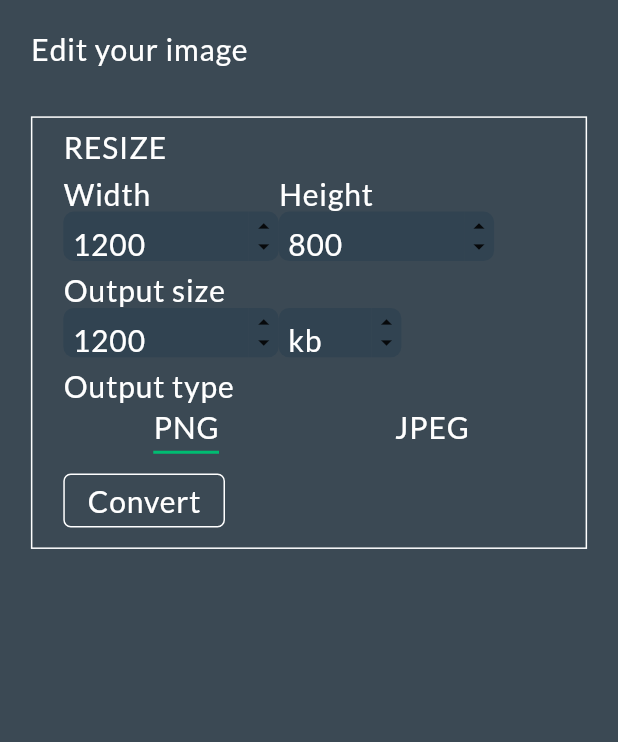
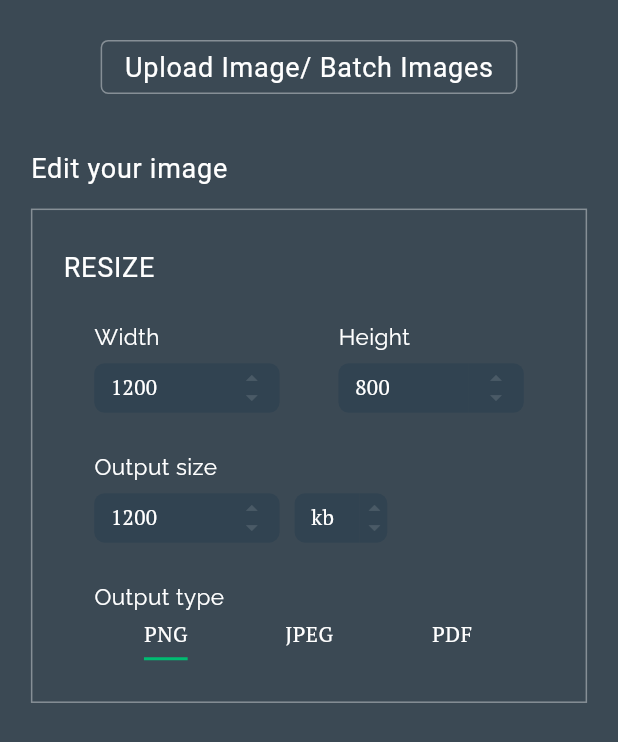
Before and after one commit to syedecryptr/image_resizer, a Flutter app: the screen it shows after launch, on a phone screen of 412 x 824 dp. Shown: the top 742 px of the screen. Run offline on Flutter 3.47's test engine with Material 2 defaults, Android fonts, the light colour scheme and no system bars; our stand-ins replace flutter_native_image, google_fonts; missing offline and left inert: downloads_path_provider, filesize, multi_image_picker.

Commit message:
Ui improvements, setting grounds for multi image picker.

```diff
--- a/lib/main.dart
+++ b/lib/main.dart
@@ -1,6 +1,6 @@
 import 'package:image_resizer/debug/file_analysis.dart';
 import 'package:flutter/material.dart';
-import 'package:image_resizer/views/resizer_screen/resizer_screen.dart';
+import 'package:image_resizer/views/home_page.dart';
 
 void main() {
   runApp(MyApp());
@@ -12,7 +12,7 @@ class MyApp extends StatelessWidget {
   Widget build(BuildContext context) {
     return MaterialApp(
       title: 'app resizer',
-      home: ResizerView(),
+      home: HomePage(),
     );
   }
 }
--- a/lib/views/home_page.dart
+++ b/lib/views/home_page.dart
@@ -1,21 +1,35 @@
 import 'package:flutter/material.dart';
+import 'package:image_resizer/views/image_uploader.dart';
+import 'package:image_resizer/views/resizer_screen/resize_box_widget.dart';
+import 'package:image_resizer/views/theme/colors.dart';
+import 'package:image_resizer/views/theme/text_format.dart';
+
+import 'package:image_resizer/views/theme/size_config.dart';
 
 
 class HomePage extends StatelessWidget {
   @override
   Widget build(BuildContext context) {
+    // initialise the size_config for responsive.
+    SizeConfig().init(context);
+
+    var padding = SizeConfig.blockSizeHorizontal * 5;
     return Scaffold(
-      appBar: AppBar(
-          title: Text("App Resizer"),
-      ),
-      body: Column(
-        children: [
-          SizedBox(height: 20,),
-          Container(
-            alignment: Alignment.center,
-            child: Text("Hello world"),
+      backgroundColor: ThemeColors.grey_main,
+      body: SafeArea(
+        child: Padding(
+          padding: EdgeInsets.all(padding),
+          child: Column(
+            crossAxisAlignment: CrossAxisAlignment.start,
+            children: [
+              Center(child: ImageUploader()),
+              SizedBox(height: SizeConfig.blockSizeVertical*4,),
+              Text("Edit your image", style: styles.secondary_title,),
+              SizedBox(height: SizeConfig.blockSizeVertical*2,),
+              Center(child: ResizeBoxWidget())
+            ],
           ),
-        ],
+        ),
       ),
     );
   }
--- /dev/null
+++ b/lib/views/image_uploader.dart
@@ -0,0 +1,32 @@
+import 'package:flutter/material.dart';
+import 'package:image_resizer/views/theme/text_format.dart';
+import 'package:image_resizer/views/theme/colors.dart';
+import 'package:multi_image_picker/multi_image_picker.dart';
+
+class ImageUploader extends StatelessWidget {
+
+  @override
+  Widget build(BuildContext context) {
+    return Container(
+        child: Button(button_val: "Upload Image/ Batch Images"),
+    );
+  }
+}
+
+
+class Button extends StatelessWidget {
+  var button_val;
+
+  Button({this.button_val});
+
+  @override
+  Widget build(BuildContext context) {
+    return MaterialButton(
+      shape: new RoundedRectangleBorder(
+          borderRadius: new BorderRadius.circular(5.0),
+          side: BorderSide(color: ThemeColors.white_dull)),
+      onPressed: (){},
+      child: Text(button_val, style: styles.secondary_title),
+    );
+  }
+}
--- a/lib/views/resizer_screen/resize_box_widget.dart
+++ b/lib/views/resizer_screen/resize_box_widget.dart
@@ -1,12 +1,13 @@
 import 'package:flutter/cupertino.dart';
 import 'package:flutter/material.dart';
+import 'package:flutter/painting.dart';
 import 'package:image_resizer/views/theme/colors.dart';
 import 'package:image_resizer/views/theme/size_config.dart';
 import 'package:image_resizer/views/theme/text_format.dart';
 
 class ResizeBoxWidget extends StatelessWidget {
   var width = SizeConfig.blockSizeHorizontal * 90;
-  var height = SizeConfig.blockSizeVertical * 35;
+  var height = SizeConfig.blockSizeVertical * 40;
   var padding = SizeConfig.blockSizeHorizontal * 5;
   var shape_box_width = SizeConfig.blockSizeHorizontal * 30;
   var shape_box_height = SizeConfig.blockSizeVertical * 4;
@@ -26,101 +27,132 @@ class ResizeBoxWidget extends StatelessWidget {
         decoration: BoxDecoration(
           // TODO: create new color dull white.
           color: ThemeColors.grey_main,
-            border: Border.all(color: ThemeColors.white_main),
+          border: Border.all(color: ThemeColors.white_dull),
         ),
         child: Padding(
-          padding: EdgeInsets.symmetric(horizontal:padding),
+          padding: EdgeInsets.symmetric(horizontal: padding),
           child: Column(
               crossAxisAlignment: CrossAxisAlignment.start,
               mainAxisAlignment: MainAxisAlignment.spaceEvenly,
               children: [
-              Text("RESIZE", style: styles.style_1),
+                Text("RESIZE", style: styles.secondary_title),
                 //resize options width and height
-              Row(
+                Padding(
+                  padding: EdgeInsets.symmetric(horizontal: padding),
+                  child: Row(
+                    mainAxisAlignment: MainAxisAlignment.spaceBetween,
                     children: [
                       Column(
                         crossAxisAlignment: CrossAxisAlignment.start,
                         children: [
-                      Text("Width", style: styles.style_1),
-                      InputField(default_val: "1200",height: shape_box_height, width: shape_box_width)
+                          Text("Width", style: styles.parameters_headings),
+                          SizedBox(height: SizeConfig.blockSizeVertical),
+                          InputField(
+                              default_val: "1200",
+                              height: shape_box_height,
+                              width: shape_box_width)
                         ],
                       ),
                       Column(
                         crossAxisAlignment: CrossAxisAlignment.start,
                         children: [
-                      Text("Height", style: styles.style_1),
-                      InputField(default_val: "800", height: shape_box_height, width: shape_box_width)
+                          Text("Height", style: styles.parameters_headings),
+                          SizedBox(height: SizeConfig.blockSizeVertical),
+                          InputField(
+                              default_val: "800",
+                              height: shape_box_height,
+                              width: shape_box_width)
                         ],
                       )
                     ],
                   ),
+                ),
                 // output size column
-              Column(
+                Padding(
+                  padding: EdgeInsets.symmetric(horizontal: padding),
+                  child: Column(
                     crossAxisAlignment: CrossAxisAlignment.start,
-
                     children: [
-                  Text("Output size", style: styles.style_1),
+                      Text("Output size", style: styles.parameters_headings),
+                      SizedBox(height: SizeConfig.blockSizeVertical),
                       // output size options size and kb/mb
                       Row(
                         children: [
                           Column(
                             crossAxisAlignment: CrossAxisAlignment.start,
                             children: [
-                          InputField(default_val: "1200", height: size_number_height, width: size_number_width)
+                              InputField(
+                                  default_val: "1200",
+                                  height: size_number_height,
+                                  width: size_number_width)
                             ],
+                          ),
+                          SizedBox(
+                            width: 10,
                           ),
                           Column(
                             crossAxisAlignment: CrossAxisAlignment.start,
                             children: [
-                          InputField(default_val: "kb", height: size_type_heigth, width: size_type_width)
+                              InputField(
+                                  default_val: "kb",
+                                  height: size_type_heigth,
+                                  width: size_type_width)
                             ],
                           )
                         ],
                       ),
                     ],
                   ),
+                ),
                 // output type column
-              Column(
+                Padding(
+                  padding: EdgeInsets.symmetric(horizontal: padding),
+                  child: Column(
                     crossAxisAlignment: CrossAxisAlignment.start,
                     children: [
-                  Text("Output type", style: styles.style_1),
+                      Text("Output type", style: styles.parameters_headings),
                       // output size options size and kb/mb
                       DefaultTabController(
-                      length: 2, // length of tabs
+                        length: 3, // length of tabs
                         initialIndex: 0,
-                      child: Column(crossAxisAlignment: CrossAxisAlignment.stretch, children: <Widget>[
+                        child: Column(
+                          crossAxisAlignment: CrossAxisAlignment.stretch,
+                          children: <Widget>[
                             Container(
                               child: TabBar(
                                 indicatorSize: TabBarIndicatorSize.label,
                                 indicatorColor: ThemeColors.green_main,
                                 // indicator:BoxDecoration(color: ThemeColors.dark_grey),
                                 tabs: [
-                            Tab(child: Text('PNG', style: styles.style_1,)),
-                            Tab(child: Text('JPEG', style: styles.style_1,)),
-
+                                  Tab(
+                                      child: Text(
+                                    'PNG',
+                                    style: styles.place_holder,
+                                  )),
+                                  Tab(
+                                      child: Text(
+                                    'JPEG',
+                                    style: styles.place_holder,
+                                  )),
+                                  Tab(
+                                      child: Text(
+                                    'PDF',
+                                    style: styles.place_holder,
+                                  )),
                                 ],
                               ),
                               height: shape_box_height,
                             )
-
                           ],
                         ),
                       ),
                     ],
                   ),
-              MaterialButton(
-                // TODO change it to dull white
-                shape: new RoundedRectangleBorder(borderRadius: new BorderRadius.circular(5.0), side: BorderSide(color:ThemeColors.white_main) ),
-                onPressed: () {},
-                child: Text('Convert', style: styles.style_1),
                 ),
-          ]
-          ),
-        )
-      );
+              ]),
+        ));
   }
 }
-
 
 class InputField extends StatelessWidget {
   InputField({this.default_val, this.height, this.width});
@@ -136,39 +168,66 @@ class InputField extends StatelessWidget {
           decoration: BoxDecoration(
             color: ThemeColors.dark_grey,
             border: Border.all(color: Colors.transparent),
-              borderRadius: BorderRadius.only(topLeft: Radius.circular(border_radius), bottomLeft: Radius.circular(border_radius)),
+            borderRadius: BorderRadius.only(
+                topLeft: Radius.circular(border_radius),
+                bottomLeft: Radius.circular(border_radius)),
           ),
           height: height,
-          width: width,
+          width: width * 0.7,
           child: TextField(
             cursorColor: ThemeColors.green_main,
-            style: styles.style_1,
-            keyboardType: TextInputType.number,
-
+            style: styles.place_holder,
             decoration: InputDecoration(
-              contentPadding: EdgeInsets.fromLTRB(5, 0, 0, 7),
+                isDense: true,
                 border: InputBorder.none,
                 hintText: default_val,
-              hintStyle: styles.style_1,
-
-            ),
+                hintStyle: styles.place_holder,
+                contentPadding: EdgeInsets.fromLTRB(10, 5, 0, 0)),
           ),
         ),
         Container(
           decoration: BoxDecoration(
             color: ThemeColors.dark_grey,
             border: Border.all(color: Colors.transparent),
-            borderRadius: BorderRadius.only(topRight: Radius.circular(border_radius), bottomRight: Radius.circular(border_radius)),
+            borderRadius: BorderRadius.only(
+                topRight: Radius.circular(border_radius),
+                bottomRight: Radius.circular(border_radius)),
           ),
           height: height,
+          width: width * 0.3,
           child: Stack(
             children: [
-              Align(alignment:Alignment.topCenter, child: Icon(Icons.arrow_drop_up_sharp, size: 18,)),
-              Align(alignment:Alignment.bottomCenter, child: Icon(Icons.arrow_drop_down_sharp, size: 18,)),
+              Align(
+                  alignment: Alignment.topCenter,
+                  child: Icon(
+                    Icons.arrow_drop_up_sharp,
+                    size: 18,
+                    color: Colors.white12,
+                  )),
+              Align(
+                  alignment: Alignment.bottomCenter,
+                  child: Icon(
+                    Icons.arrow_drop_down_sharp,
+                    size: 18,
+                    color: Colors.white12,
+                  )),
             ],
           ),
-        )
+        ),
       ],
     );
   }
 }
+
+class Button extends StatelessWidget {
+  var button_val;
+  Button({this.button_val});
+  @override
+  Widget build(BuildContext context) {
+    return MaterialButton(
+      shape: new RoundedRectangleBorder(borderRadius: new BorderRadius.circular(5.0), side: BorderSide(color:ThemeColors.white_dull) ),
+      onPressed: () {},
+      child: Text(button_val, style: styles.secondary_title),
+    );
+  }
+}
--- a/lib/views/resizer_screen/resizer_screen.dart
+++ /dev/null
@@ -1,37 +0,0 @@
-import 'package:flutter/material.dart';
-import 'package:image_resizer/views/resizer_screen/resize_box_widget.dart';
-import 'package:image_resizer/views/theme/colors.dart';
-import 'package:image_resizer/views/theme/text_format.dart';
-import 'package:image_resizer/views/theme/size_config.dart';
-
-
-class ResizerView extends StatefulWidget {
-  @override
-  _ResizerViewState createState() => _ResizerViewState();
-}
-
-class _ResizerViewState extends State<ResizerView> {
-  @override
-  Widget build(BuildContext context) {
-    // initialise the size_config for responsive.
-    SizeConfig().init(context);
-
-    var padding = SizeConfig.blockSizeHorizontal * 5;
-    return Scaffold(
-      backgroundColor: ThemeColors.grey_main,
-      body: SafeArea(
-        child: Padding(
-          padding: EdgeInsets.all(padding),
-          child: Column(
-            crossAxisAlignment: CrossAxisAlignment.start,
-            children: [
-              Text("Edit your image", style: styles.style_1,),
-              SizedBox(height: SizeConfig.blockSizeVertical*4,),
-              Center(child: ResizeBoxWidget())
-            ],
-          ),
-        ),
-      ),
-    );
-  }
-}
--- a/lib/views/theme/colors.dart
+++ b/lib/views/theme/colors.dart
@@ -1,9 +1,11 @@
 import 'dart:ui';
 
+import 'package:flutter/material.dart';
+
 class ThemeColors{
-  static const grey_main = const Color(0xff3b4954);
-  static const dark_grey = const Color(0xff314351);
-  static const green_main = const Color(0xff00bc72);
-  static const white_main = const Color(0xffffffff);
-
+  static var grey_main =  Color(0xff3b4954);
+  static var dark_grey =  Color(0xff314351);
+  static var green_main =  Color(0xff00bc72);
+  static var white_main =  Color(0xffffffff);
+  static var white_dull =  Colors.white38;
 }
--- a/lib/views/theme/text_format.dart
+++ b/lib/views/theme/text_format.dart
@@ -6,5 +6,8 @@ import 'package:google_fonts/google_fonts.dart';
 class styles{
 
   // style 1
-  static final style_1 = GoogleFonts.lato(color: ThemeColors.white_main, fontSize: 20 ,fontWeight: FontWeight.w400, letterSpacing: 0.6);
+  static final parameters_headings = GoogleFonts.raleway(color: ThemeColors.white_main, fontSize: 15 ,fontWeight: FontWeight.w400, letterSpacing: 0.3);
+  static final place_holder = GoogleFonts.ptSerif(color: ThemeColors.white_main, fontSize: 14 ,fontWeight: FontWeight.w400, letterSpacing: 0.3);
+  static final secondary_title = GoogleFonts.roboto(color: ThemeColors.white_main, fontSize: 18 ,fontWeight: FontWeight.w400, letterSpacing: 0.5);
+
 }
--- a/pubspec.yaml
+++ b/pubspec.yaml
@@ -33,6 +33,8 @@ dependencies:
   flutter_native_image: ^0.0.5
   downloads_path_provider: ^0.1.0
   google_fonts: ^1.1.2
+  multi_image_picker: ^4.7.15
+
 dev_dependencies:
   flutter_test:
     sdk: flutter
```
Also changed, not shown: pubspec.lock. Lines whose indentation alone changed are shown as unchanged.
